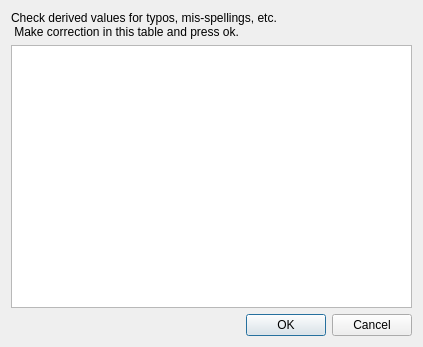
Above: GUI/qtdesigner/integratedui_design/ui_tabledialog.ui from bibsian/database-development before the change. Below: the same form after it.
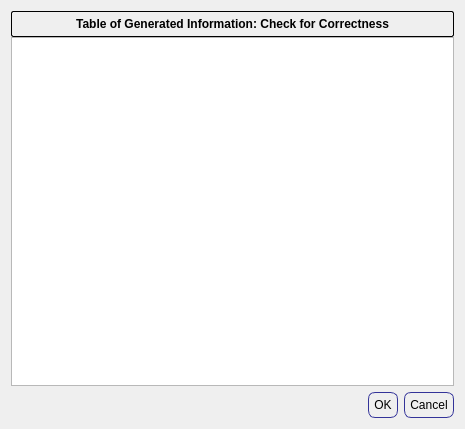
That is the form after the change.

Commit message: User interfaces have been updated with CSS code. Another Dialog box was created to display a query from the database next to a list generated from user input. This Dialog will dictate whether the Site Form can be skipped or not, depending on if identical information is already present in the database.

What changed in the file:
```diff
--- a/GUI/qtdesigner/integratedui_design/ui_tabledialog.ui
+++ b/GUI/qtdesigner/integratedui_design/ui_tabledialog.ui
@@ -6,27 +6,113 @@
    <rect>
     <x>0</x>
     <y>0</y>
-    <width>423</width>
-    <height>347</height>
+    <width>465</width>
+    <height>429</height>
    </rect>
   </property>
   <property name="windowTitle">
    <string>TableView</string>
   </property>
-  <layout class="QVBoxLayout" name="verticalLayout">
+  <property name="styleSheet">
+   <string notr="true">
+.QPushButton{
+	color: black;
+	border-width: 1px;
+	border-color: #339;
+	border-style: solid;
+	border-radius: 7;
+	padding-left: 5px;
+	padding-right: 5px;
+	padding-top: 5px;
+	padding-bottom: 5px;
+}
+
+.QLabel{
+	font-weight: bold;
+	font-size: 12px;
+	padding: 5px;
+    border-radius: 2px;
+    border: 1px solid black;
+
+}
+
+
+</string>
+  </property>
+  <layout class="QVBoxLayout" name="verticalLayout_4">
    <item>
-    <widget class="QLabel" name="label">
+    <layout class="QVBoxLayout" name="verticalLayout_3">
+     <item>
+      <layout class="QHBoxLayout" name="horizontalLayout">
+       <property name="spacing">
+        <number>1</number>
+       </property>
+       <item>
+        <layout class="QVBoxLayout" name="verticalLayout_2">
+         <property name="spacing">
+          <number>0</number>
+         </property>
+         <item>
+          <widget class="QLabel" name="label_2">
+           <property name="frameShape">
+            <enum>QFrame::Box</enum>
+           </property>
+           <property name="frameShadow">
+            <enum>QFrame::Plain</enum>
+           </property>
+           <property name="lineWidth">
+            <number>1</number>
+           </property>
      <property name="text">
-      <string>Check derived values for typos, mis-spellings, etc. 
- Make correction in this table and press ok.</string>
+            <string>Table of Generated Information: Check for Correctness</string>
+           </property>
+           <property name="alignment">
+            <set>Qt::AlignCenter</set>
      </property>
     </widget>
    </item>
    <item>
     <widget class="QTableView" name="tblList"/>
    </item>
+        </layout>
+       </item>
+       <item>
+        <layout class="QVBoxLayout" name="verticalLayout">
+         <property name="spacing">
+          <number>0</number>
+         </property>
+        </layout>
+       </item>
+      </layout>
+     </item>
+     <item>
+      <layout class="QHBoxLayout" name="horizontalLayout_2">
+       <item>
+        <spacer name="horizontalSpacer">
+         <property name="orientation">
+          <enum>Qt::Horizontal</enum>
+         </property>
+         <property name="sizeHint" stdset="0">
+          <size>
+           <width>40</width>
+           <height>20</height>
+          </size>
+         </property>
+        </spacer>
+       </item>
    <item>
     <widget class="QDialogButtonBox" name="buttonBox">
+         <property name="sizePolicy">
+          <sizepolicy hsizetype="Fixed" vsizetype="Fixed">
+           <horstretch>0</horstretch>
+           <verstretch>0</verstretch>
+          </sizepolicy>
+         </property>
+         <property name="toolTip">
+          <string>If the site labels and coordinates match 
+ values in the database you may skip 
+ this form.</string>
+         </property>
      <property name="orientation">
       <enum>Qt::Horizontal</enum>
      </property>
@@ -36,6 +122,18 @@
     </widget>
    </item>
   </layout>
+     </item>
+    </layout>
+   </item>
+  </layout>
+  <zorder>buttonBox</zorder>
+  <zorder>line</zorder>
+  <zorder></zorder>
+  <zorder>horizontalSpacer</zorder>
+  <zorder></zorder>
+  <zorder></zorder>
+  <zorder>tblList</zorder>
+  <zorder>label_2</zorder>
  </widget>
  <resources/>
  <connections>
```
Lines whose indentation alone changed are shown as unchanged. The commit also changes 6 other files.
